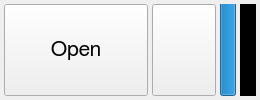
Above: qdoordesktop/mainwindow.ui from jacob3141/dooropener before the change. Below: the same form after it.
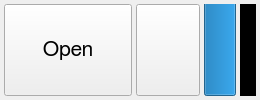
That is the form after the change. Icons and pictures are not drawn.

Commit message: Showing up on connection lost and added seconds counter.

The edit to the form file:
```diff
--- a/qdoordesktop/mainwindow.ui
+++ b/qdoordesktop/mainwindow.ui
@@ -110,27 +110,41 @@
      <widget class="QProgressBar" name="progressBar">
       <property name="minimumSize">
        <size>
-        <width>16</width>
+        <width>32</width>
         <height>0</height>
        </size>
       </property>
       <property name="maximumSize">
        <size>
-        <width>16</width>
+        <width>32</width>
         <height>16777215</height>
        </size>
       </property>
+      <property name="font">
+       <font>
+        <pointsize>8</pointsize>
+       </font>
+      </property>
+      <property name="maximum">
+       <number>10</number>
+      </property>
       <property name="value">
-       <number>100</number>
+       <number>10</number>
       </property>
       <property name="textVisible">
-       <bool>false</bool>
+       <bool>true</bool>
       </property>
       <property name="orientation">
        <enum>Qt::Vertical</enum>
       </property>
+      <property name="invertedAppearance">
+       <bool>false</bool>
+      </property>
+      <property name="textDirection">
+       <enum>QProgressBar::TopToBottom</enum>
+      </property>
       <property name="format">
-       <string/>
+       <string>%v</string>
       </property>
      </widget>
     </item>
```
The commit also changes 1 other file.
